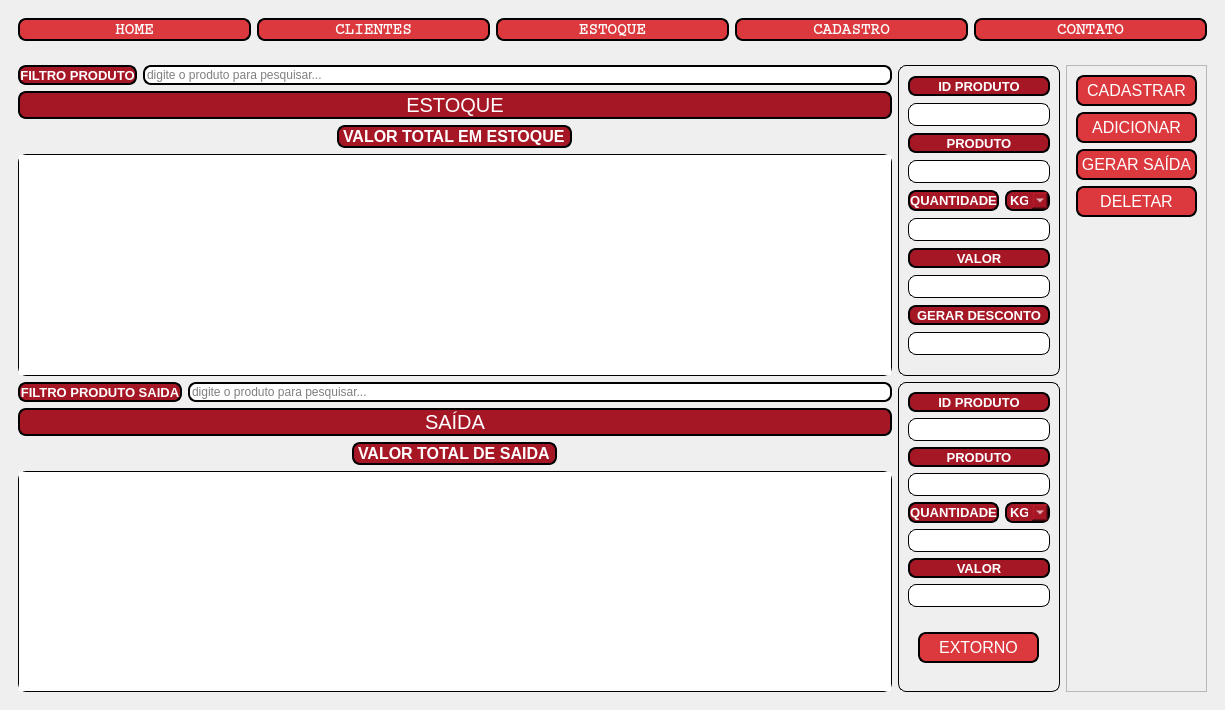
First picture: the form in Projeto_Estoque/MainWindown.ui, repository DouglasAVSantos/Estoque, before the edit.
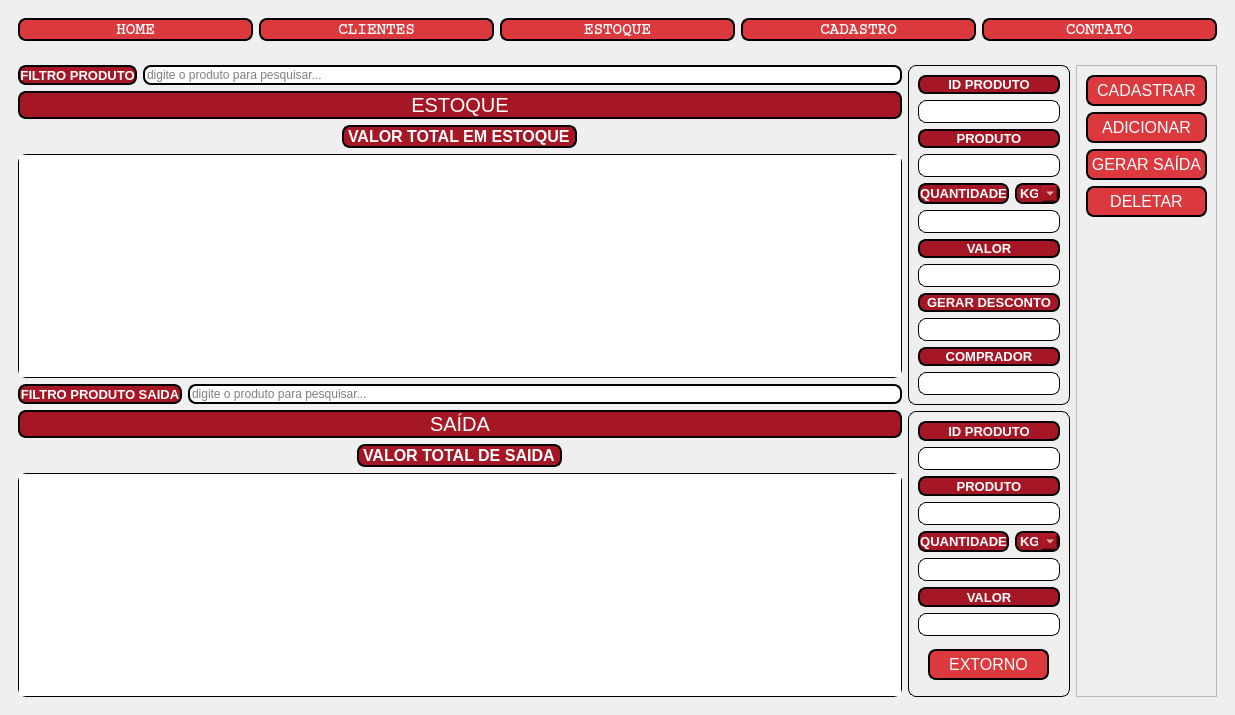
Second picture: the form after the edit. The open tabs and pages were chosen to show the change. Icons and pictures are not drawn.

```diff
--- a/Projeto_Estoque/MainWindown.ui
+++ b/Projeto_Estoque/MainWindown.ui
@@ -6,8 +6,8 @@
    <rect>
     <x>0</x>
     <y>0</y>
-    <width>1225</width>
-    <height>710</height>
+    <width>1235</width>
+    <height>715</height>
    </rect>
   </property>
   <property name="sizePolicy">
@@ -1030,6 +1030,50 @@
                  </property>
                 </widget>
                </item>
+               <item>
+                <widget class="QLabel" name="label_32">
+                 <property name="maximumSize">
+                  <size>
+                   <width>16777215</width>
+                   <height>20</height>
+                  </size>
+                 </property>
+                 <property name="font">
+                  <font>
+                   <pointsize>10</pointsize>
+                   <weight>75</weight>
+                   <bold>true</bold>
+                  </font>
+                 </property>
+                 <property name="styleSheet">
+                  <string notr="true">background-color: rgb(166, 23, 38);
+border-radius: 8px;
+color: rgb(255, 255, 255);
+border-width: 2px;
+border-color: black;
+border-style: solid;
+display: inline-block;</string>
+                 </property>
+                 <property name="text">
+                  <string>COMPRADOR</string>
+                 </property>
+                 <property name="alignment">
+                  <set>Qt::AlignCenter</set>
+                 </property>
+                </widget>
+               </item>
+               <item>
+                <widget class="QLineEdit" name="le_comprador">
+                 <property name="font">
+                  <font>
+                   <pointsize>12</pointsize>
+                  </font>
+                 </property>
+                 <property name="alignment">
+                  <set>Qt::AlignCenter</set>
+                 </property>
+                </widget>
+               </item>
               </layout>
              </widget>
             </item>
```
